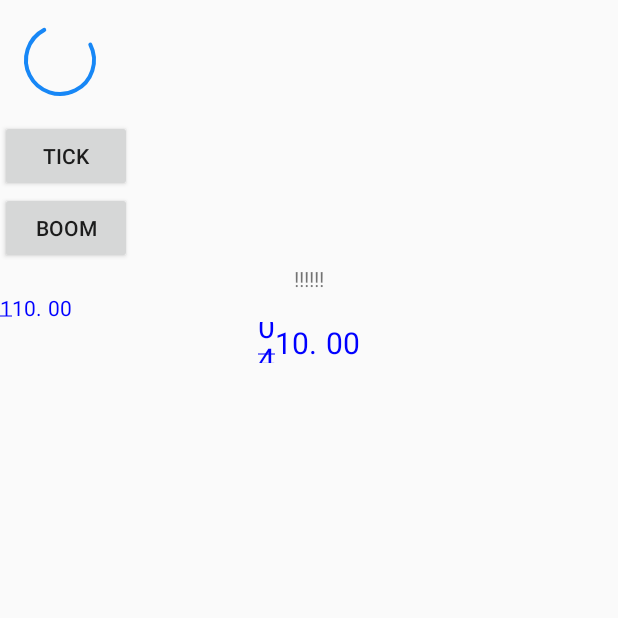
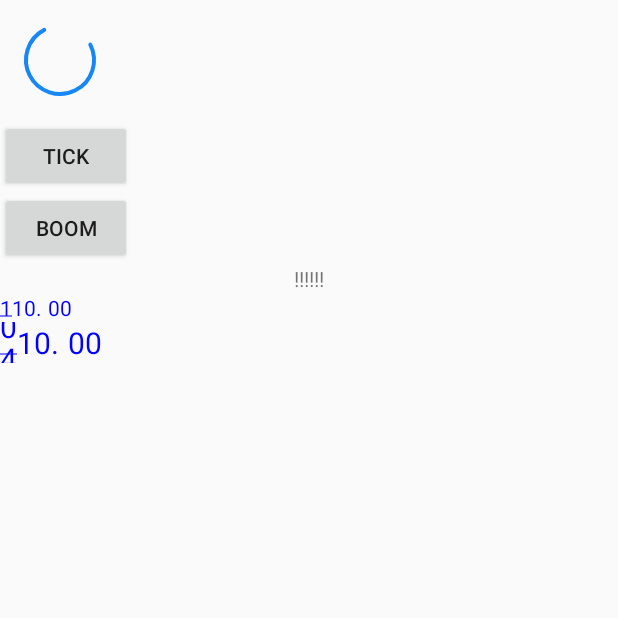
Before and after one commit to could-deng/WidgetModule, an Android app: the screen it shows after launch (ProgressTestActivity), after a tap on "BOOM", on a phone screen of 412 x 824 dp, the top half of it. Run offline under Robolectric (Android 15) with nearby library versions, the phone set to English and light mode, and no system bars; 1 other tap on this screen came first.

Commit message:
RandomTextView 动画结束标志找到

```diff
--- a/widgetlibrary/src/main/java/com/sdk/dyq/widgetlibrary/bluepay/BoomNumberView.java
+++ b/widgetlibrary/src/main/java/com/sdk/dyq/widgetlibrary/bluepay/BoomNumberView.java
@@ -18,6 +18,7 @@ import android.util.AttributeSet;
 import android.util.Log;
 import android.view.LayoutInflater;
 import android.view.View;
+import android.view.ViewGroup;
 import android.view.animation.AccelerateDecelerateInterpolator;
 import android.widget.ImageView;
 import android.widget.LinearLayout;
@@ -77,6 +78,8 @@ public class BoomNumberView extends RelativeLayout implements RandomTextView.Tex
         if(randomTextView!=null){
             randomTextView.setCallBack(this);
         }
+        randomTextView.setGravity(CENTER_HORIZONTAL);
+
         addView(container_view,new LinearLayout.LayoutParams(context,attrs));
 
 
@@ -153,7 +156,7 @@ public class BoomNumberView extends RelativeLayout implements RandomTextView.Tex
      */
     public void startBoomAnim(){
         if(randomTextView!=null){
-            randomTextView.start("123456","110.00",RandomTextView.FIRSTF_LAST);
+            randomTextView.start("123.45","110.00",RandomTextView.FIRSTF_LAST);
         }
 
     }
@@ -200,7 +203,7 @@ public class BoomNumberView extends RelativeLayout implements RandomTextView.Tex
 
             //point1
         point1[0] = point0[0] + 10;
-        point1[1] = point0[1] +5;//+ random.nextInt(5) + random.nextFloat();
+        point1[1] = point0[1] + 5;//+ random.nextInt(5) + random.nextFloat();
 
 //            point1And2Right[index][0] = point0[0] + 10;
 //            point1And2Right[index][1] = point0[1] + random.nextInt(5) + random.nextFloat();
--- a/widgetlibrary/src/main/java/com/sdk/dyq/widgetlibrary/bluepay/RandomTextView.java
+++ b/widgetlibrary/src/main/java/com/sdk/dyq/widgetlibrary/bluepay/RandomTextView.java
@@ -153,7 +153,7 @@ public class RandomTextView extends AppCompatTextView{
             baseline = (measuredHeight - fontMetrics.bottom + fontMetrics.top) / 2 - fontMetrics.top;
 
             float[] widths = new float[4];
-            p.getTextWidths("9999", widths);
+            p.getTextWidths("0000", widths);
             f0 = widths[0];//获取第一个字符的宽度
 
             p_test = getPaint();
@@ -173,8 +173,6 @@ public class RandomTextView extends AppCompatTextView{
 
         //     }
     }
-
-    boolean iffff = false;
 
     //绘制
     private void drawNumber(Canvas canvas) {
@@ -199,7 +197,6 @@ public class RandomTextView extends AppCompatTextView{
                         handler.removeCallbacks(task);
                         this.auto = false;
                         if (this.auto) {//通知进行最后一次绘制
-                            iffff = true;
                             invalidate();
                             return;
                         }
@@ -227,7 +224,18 @@ public class RandomTextView extends AppCompatTextView{
 
                         // canvas.drawText(arrayListText.get(j) + "", 0 + f0 * j,
                         //        baseline, p);
-
+                        if(i == maxLine-1 && j == 0){
+                            boolean ifEnd = true;
+                            for(int kk = 0 ;kk<overLine.length;kk++){
+                                if(overLine[kk]<2){
+                                    ifEnd = false;
+                                    break;
+                                }
+                            }
+                            if(ifEnd && callBack!=null){
+                                callBack.onAnimFinish();
+                            }
+                        }
                     }
 
 
@@ -337,7 +345,6 @@ public class RandomTextView extends AppCompatTextView{
 
                 for (int j = 0; j < numLength; j++) {
                     pianyiliangSum[j] -= pianyilianglist[j];
-
                 }
 
                 invalidate();
--- a/widgetlibrary/src/main/res/layout/layout_boom_num_view.xml
+++ b/widgetlibrary/src/main/res/layout/layout_boom_num_view.xml
@@ -2,12 +2,18 @@
 <LinearLayout xmlns:android="http://schemas.android.com/apk/res/android"
     android:orientation="horizontal"
     android:layout_width="match_parent"
-    android:layout_height="match_parent"
-    android:gravity="center_horizontal">
-    <com.sdk.dyq.widgetlibrary.bluepay.RandomTextView
-        android:id="@+id/tv_random_num"
-        android:layout_width="wrap_content"
-        android:layout_height="wrap_content"
-        android:textSize="20sp"
-        android:text="123"/>
+    android:layout_height="match_parent">
+    <RelativeLayout
+        android:layout_width="match_parent"
+        android:layout_height="wrap_content">
+        <com.sdk.dyq.widgetlibrary.bluepay.RandomTextView
+            android:id="@+id/tv_random_num"
+            android:layout_width="match_parent"
+            android:layout_height="wrap_content"
+            android:textSize="20sp"
+            android:text="123"
+            android:gravity="center_horizontal"
+            android:paddingLeft="20dp"
+            android:paddingRight="20dp"/>
+    </RelativeLayout>
 </LinearLayout>
```
